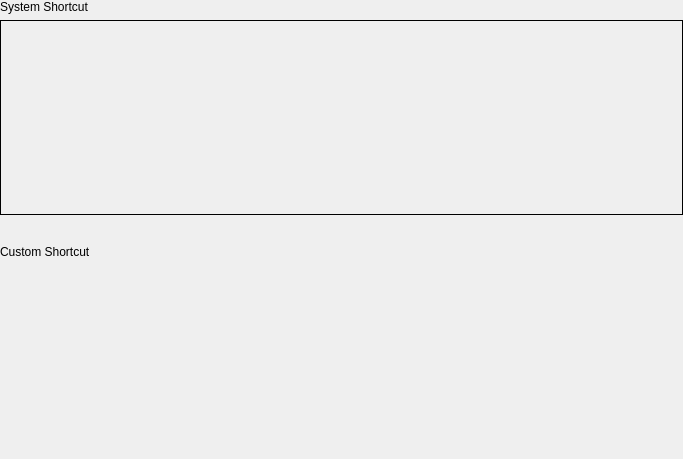
Old version of the form plugins/devices/shortcut/shortcut.ui in the repository ukui/ukui-control-center.
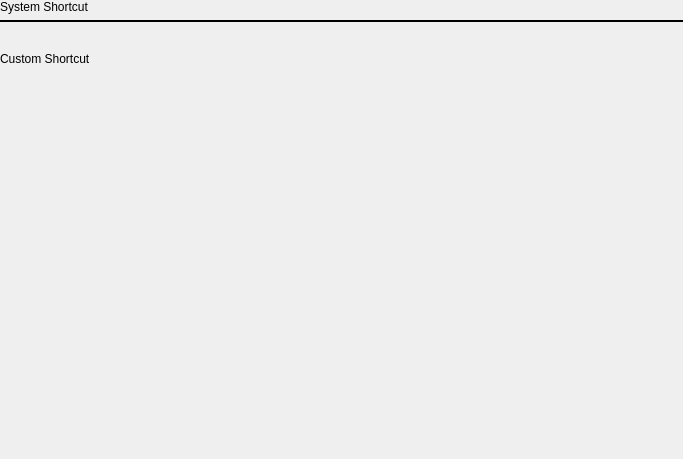
New version of the form. Custom widgets are drawn as their Qt base class.

The edit to the form file:
```diff
--- a/plugins/devices/shortcut/shortcut.ui
+++ b/plugins/devices/shortcut/shortcut.ui
@@ -154,6 +154,19 @@
      </layout>
     </widget>
    </item>
+   <item>
+    <spacer name="verticalSpacer">
+     <property name="orientation">
+      <enum>Qt::Vertical</enum>
+     </property>
+     <property name="sizeHint" stdset="0">
+      <size>
+       <width>20</width>
+       <height>0</height>
+      </size>
+     </property>
+    </spacer>
+   </item>
   </layout>
  </widget>
  <customwidgets>
```
